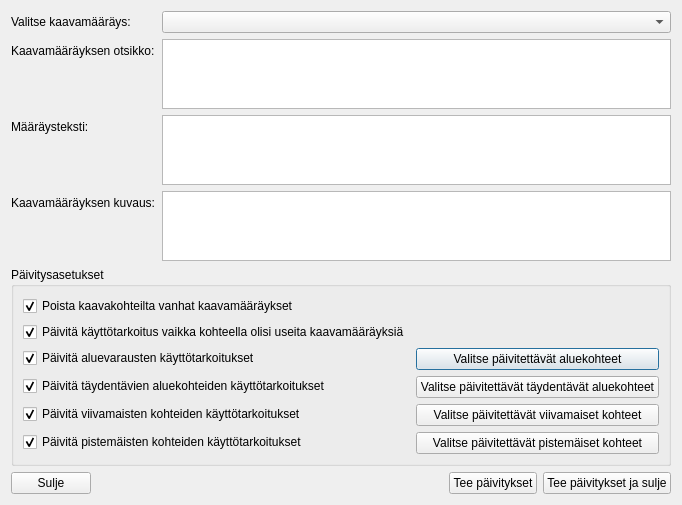
This is yleiskaava_dialog_update_regulation_of_group.ui in ernoma/yleiskaava as Qt 5 draws it before an edit. The edited form follows.
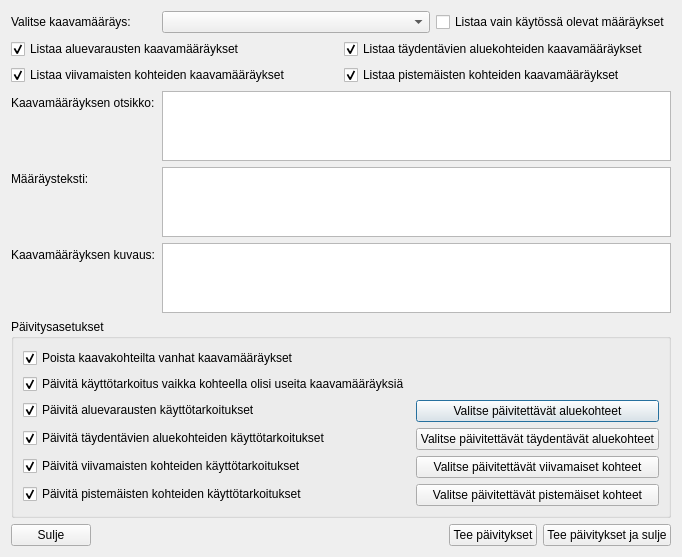
This is the edited form.

Commit message: Paranna T2:n käytettävyyttä lisäämällä kaavamääräysten suodatusvaihtoehtoja käyttöliittymään

The edit to the form file:
```diff
--- a/yleiskaava_dialog_update_regulation_of_group.ui
+++ b/yleiskaava_dialog_update_regulation_of_group.ui
@@ -6,8 +6,8 @@
    <rect>
     <x>0</x>
     <y>0</y>
-    <width>482</width>
-    <height>393</height>
+    <width>492</width>
+    <height>495</height>
    </rect>
   </property>
   <property name="windowTitle">
@@ -28,16 +28,34 @@
           </widget>
          </item>
          <item row="0" column="1">
-          <widget class="QComboBox" name="comboBoxRegulationTitles"/>
+          <layout class="QHBoxLayout" name="horizontalLayout_2">
+           <item>
+            <widget class="QComboBox" name="comboBoxRegulationTitles">
+             <property name="sizePolicy">
+              <sizepolicy hsizetype="MinimumExpanding" vsizetype="Fixed">
+               <horstretch>0</horstretch>
+               <verstretch>0</verstretch>
+              </sizepolicy>
+             </property>
+            </widget>
+           </item>
+           <item>
+            <widget class="QCheckBox" name="checkBoxShowOnlyUsedRegulations">
+             <property name="text">
+              <string>Listaa vain käytössä olevat määräykset</string>
+             </property>
+            </widget>
+           </item>
+          </layout>
          </item>
-         <item row="2" column="0">
+         <item row="3" column="0">
           <widget class="QLabel" name="label_2">
            <property name="text">
             <string>Kaavamääräyksen otsikko:</string>
            </property>
           </widget>
          </item>
-         <item row="2" column="1">
+         <item row="3" column="1">
           <widget class="QPlainTextEdit" name="plainTextEditRegulationTitle"/>
          </item>
          <item row="4" column="0">
@@ -60,6 +78,66 @@
          <item row="5" column="1">
           <widget class="QPlainTextEdit" name="plainTextEditRegulationDescription"/>
          </item>
+         <item row="1" column="0" colspan="2">
+          <layout class="QHBoxLayout" name="horizontalLayout_3">
+           <item>
+            <widget class="QCheckBox" name="checkBoxShowAreaRegulations">
+             <property name="sizePolicy">
+              <sizepolicy hsizetype="Minimum" vsizetype="Fixed">
+               <horstretch>0</horstretch>
+               <verstretch>0</verstretch>
+              </sizepolicy>
+             </property>
+             <property name="text">
+              <string>Listaa aluevarausten kaavamääräykset</string>
+             </property>
+             <property name="checked">
+              <bool>true</bool>
+             </property>
+            </widget>
+           </item>
+           <item>
+            <widget class="QCheckBox" name="checkBoxShowSuplementaryAreaRegulations">
+             <property name="sizePolicy">
+              <sizepolicy hsizetype="Minimum" vsizetype="Fixed">
+               <horstretch>0</horstretch>
+               <verstretch>0</verstretch>
+              </sizepolicy>
+             </property>
+             <property name="text">
+              <string>Listaa täydentävien aluekohteiden kaavamääräykset</string>
+             </property>
+             <property name="checked">
+              <bool>true</bool>
+             </property>
+            </widget>
+           </item>
+          </layout>
+         </item>
+         <item row="2" column="0" colspan="2">
+          <layout class="QHBoxLayout" name="horizontalLayout_4">
+           <item>
+            <widget class="QCheckBox" name="checkBoxShowLineRegulations">
+             <property name="text">
+              <string>Listaa viivamaisten kohteiden kaavamääräykset</string>
+             </property>
+             <property name="checked">
+              <bool>true</bool>
+             </property>
+            </widget>
+           </item>
+           <item>
+            <widget class="QCheckBox" name="checkBoxShowPointRegulations">
+             <property name="text">
+              <string>Listaa pistemäisten kohteiden kaavamääräykset</string>
+             </property>
+             <property name="checked">
+              <bool>true</bool>
+             </property>
+            </widget>
+           </item>
+          </layout>
+         </item>
         </layout>
        </item>
        <item>
```
The commit also changes 2 other files.
